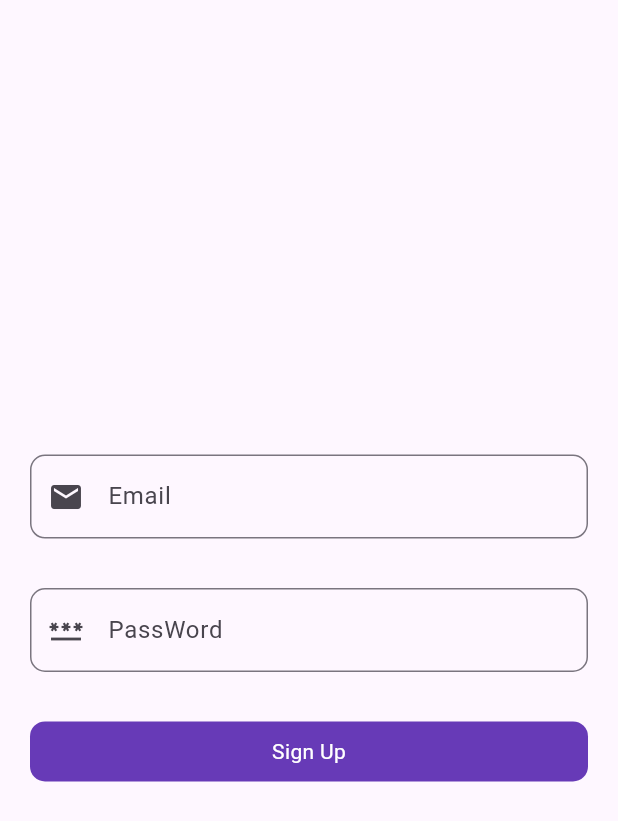
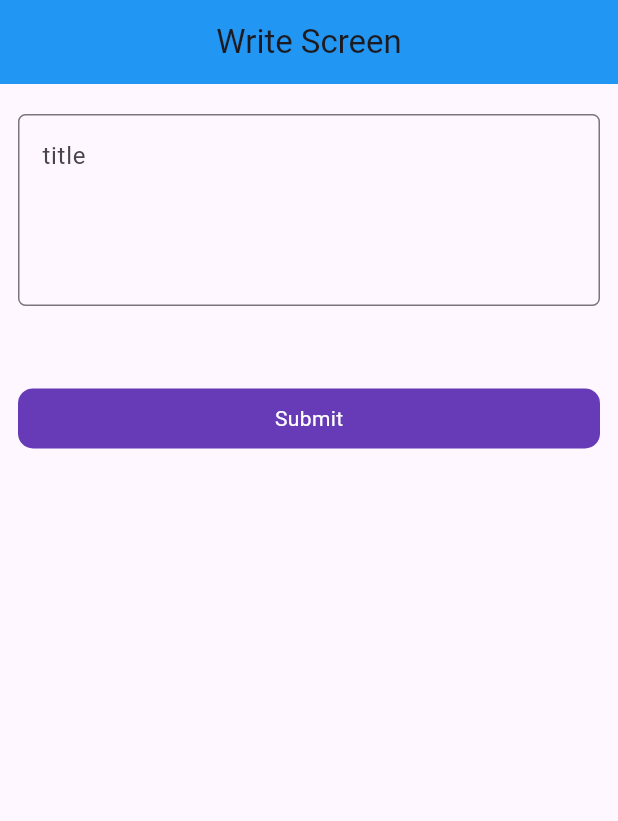
Before and after one commit to ARAFAT2000/firebasetuitorial, a Flutter app: the screen it shows after launch, on a phone screen of 412 x 824 dp. Shown: the top 821 px of the screen. Run offline on Flutter 3.47's test engine with Material 3 defaults, Android fonts, the phone set to English and light mode, and no system bars; our stand-ins replace cloud_firestore, firebase_auth, firebase_core, firebase_database, firebase_storage, fluttertoast; accounts and stored records are empty.

Commit message:
realtime database ,write and fetch

```diff
--- a/lib/app.dart
+++ b/lib/app.dart
@@ -1,5 +1,8 @@
+import 'package:firebasetuitorial/realtime_database/realtime_fetch_page.dart';
+import 'package:firebasetuitorial/realtime_database/write_page.dart';
 import 'package:flutter/material.dart';
 
+import 'Page/home_page.dart';
 import 'Screen/sign_up_screen.dart';
 import 'Screen/splass_screen.dart';
 
@@ -16,7 +19,7 @@ class MyApp extends StatelessWidget {
         colorScheme: ColorScheme.fromSeed(seedColor: Colors.deepPurple),
         useMaterial3: true,
       ),
-      home:SplassScreen(),
+      home:RealtimeWrite(),
     );
   }
 }
--- /dev/null
+++ b/lib/realtime_database/write_page.dart
@@ -0,0 +1,98 @@
+import 'package:cloud_firestore/cloud_firestore.dart';
+import 'package:firebase_database/firebase_database.dart';
+import 'package:firebase_storage/firebase_storage.dart';
+import 'package:firebasetuitorial/Utils/round_button.dart';
+import 'package:firebasetuitorial/Utils/tost_message.dart';
+import 'package:firebasetuitorial/realtime_database/realtime_fetch_page.dart';
+import 'package:flutter/material.dart';
+
+class RealtimeWrite extends StatefulWidget {
+  const RealtimeWrite({super.key});
+
+  @override
+  State<RealtimeWrite> createState() => _RealtimeWriteState();
+}
+
+class _RealtimeWriteState extends State<RealtimeWrite> {
+  final titleController= TextEditingController();
+
+  final referace=FirebaseDatabase.instance.ref().child('Post');
+  bool loading=false;
+  final _key= GlobalKey<FormState>();
+  @override
+  Widget build(BuildContext context) {
+    final size= MediaQuery.of(context).size;
+    return Scaffold(
+      appBar: AppBar(
+        backgroundColor: Colors.blue,
+        centerTitle: true,
+
+        title: Text('Write Screen'),
+      ),
+
+      body: Padding(
+        padding: const EdgeInsets.only(top: 20,left: 12,right: 12),
+        child: Form(
+          key: _key,
+          child: Column(
+            children: [
+                TextFormField(
+                  controller: titleController,
+                  maxLines: 4,
+                  decoration:InputDecoration(
+                    hintText: 'title',
+                    border: OutlineInputBorder(
+                      borderRadius: BorderRadius.circular(5)
+                    )
+                  ) ,
+                  validator: (value){
+                    if(value!.isEmpty){
+                      return 'Enter title';
+                    }
+                    return null;
+                  },
+                ),
+              SizedBox(
+                height: size.height/15,
+              ),
+             RoundButton(
+               loading: loading,
+                 title: 'Submit',
+                 onTap: (){
+                 if(_key.currentState!.validate()){
+                   setState(() {
+                     loading=true;
+                   });
+
+
+                   String id= DateTime.now().millisecondsSinceEpoch.toString();
+                   Map<String,dynamic> Information={
+                     'title':titleController.text.toString(),
+                     'Id':id
+                   };
+                   //referace.push(). ---
+                   referace.push().set(Information)
+                       .then((value) {
+                     setState(() {
+                       loading=false;
+                     });
+                     titleController.clear();
+                     Navigator.push(context,
+                         MaterialPageRoute(builder: (context)=>FetchPage()));
+                   }).onError((error, stackTrace) {
+                     Utils().toastmassege(error.toString());
+                     setState(() {
+                       loading=false;
+                     });
+                   });
+
+                 }
+                 })
+
+            ],
+          ),
+        ),
+      ),
+    );
+  }
+}
--- a/pubspec.yaml
+++ b/pubspec.yaml
@@ -35,11 +35,13 @@ dependencies:
   # The following adds the Cupertino Icons font to your application.
   # Use with the CupertinoIcons class for iOS style icons.
   cupertino_icons: ^1.0.6
+
   firebase_core: ^2.31.0
   firebase_auth: ^4.19.5
   firebase_storage: ^11.7.5
   cloud_firestore: ^4.17.3
   fluttertoast: ^8.2.5
+  firebase_database: ^10.5.5
 
 
 dev_dependencies:
```
Also changed, not shown: lib/realtime_database/realtime_fetch_page.dart (added, +52 -0 lines), pubspec.lock, 1 other file.
